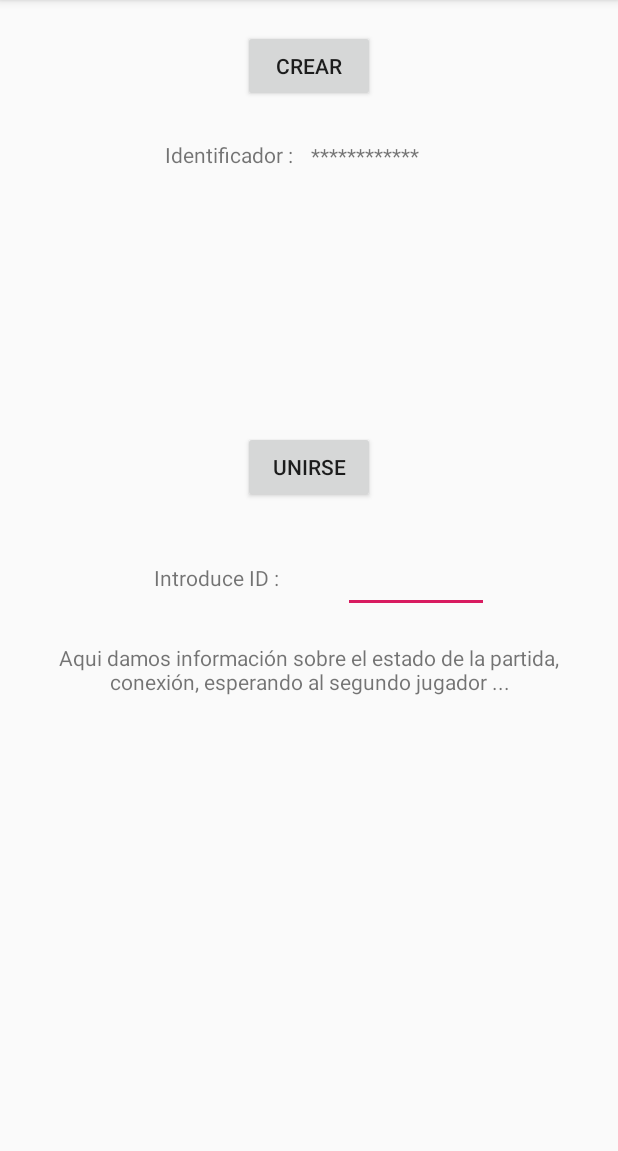
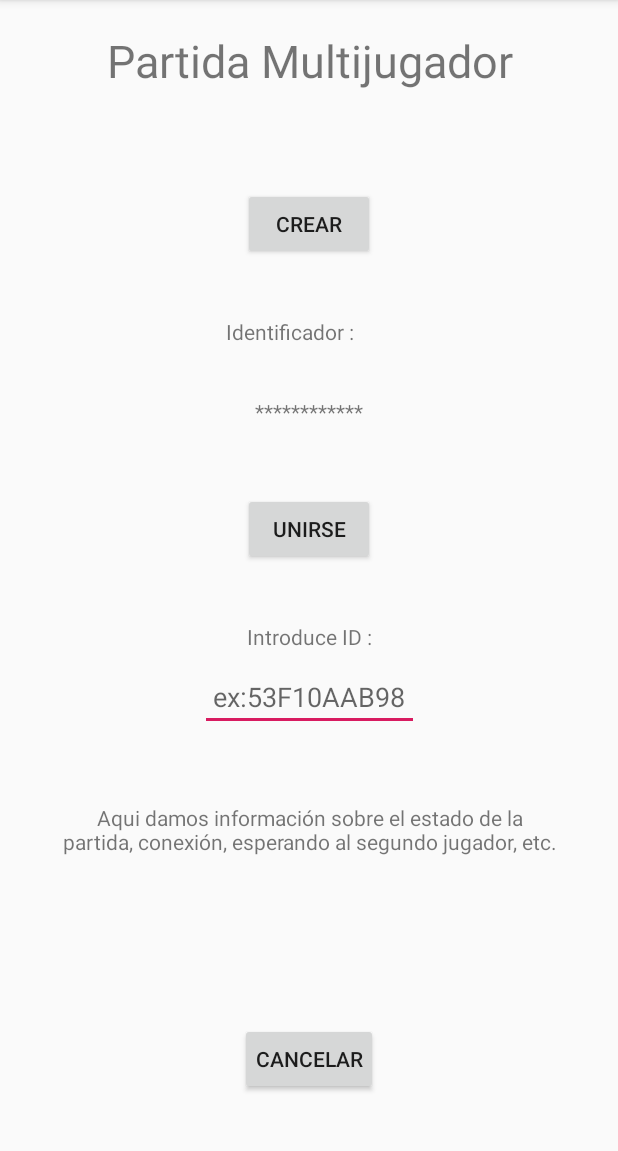
Before and after one commit to davidFernandez99/BetweenOpposites, an Android app: the PantallaDosJugadores screen opened directly, with no data from a screen before it, on a phone screen of 412 x 824 dp, the part 84-1235 px from its top. Run offline under Robolectric (Android 15) with nearby library versions, the phone set to English and light mode, and no system bars.

Commit message:
#5 v2.0 Pantalla Dos Jugadores Actualizacion final de la estructuda del layout de la pantalla para crear o unirse a partidas de 2 jugadores.

```diff
--- a/app/src/main/java/grup05/pis2018/ub/edu/betweenopposites/MainActivity.kt
+++ b/app/src/main/java/grup05/pis2018/ub/edu/betweenopposites/MainActivity.kt
@@ -10,10 +10,7 @@ import android.os.Bundle
  *  Joan Martín Martrus
  *  Albert Pérez Costa
  *  David Fernández Fernández
- *  TODO: Que cada uno ponga aqui su nombre para hacer comprovar que nos funciona a todos.
  */
-
-/*TODO: PARA HACER LOS COMITS INTENTAD PONER EL #"numero tasca" DONDE el numero de la tasca SE IDENTIFICA CON LA TASCA QUE ESTÀ ASSIGNADA ej; #2 -> es Crear Proyecto*/
 
 class MainActivity : AppCompatActivity() {
 
--- a/app/src/main/res/layout/activity_pantalla_dos_jugadores.xml
+++ b/app/src/main/res/layout/activity_pantalla_dos_jugadores.xml
@@ -11,13 +11,17 @@
         android:gravity="center|top"
         android:padding="20dp"
         android:id="@+id/linearLayout">
+    <TextView android:layout_width="match_parent"
+              android:id="@+id/titleText_dosJugadores" android:text="@string/titleTxt_dosJ"
+              android:layout_height="95dp" android:textAlignment="center" android:textSize="30sp"/>
+
     <Button android:layout_width="wrap_content" android:layout_height="wrap_content"
             android:id="@+id/dosJ_btnCrearPartida"
             android:text="@string/dosJ_txt_btnCrearPartida"
             android:gravity="center"
 
 
-    />
+            android:layout_margin="10dp"/>
 
     <android.support.constraint.ConstraintLayout
             android:layout_width="match_parent" android:layout_height="wrap_content"
@@ -29,25 +33,24 @@
             android:orientation="horizontal"
 
             android:backgroundTint="@android:color/darker_gray"
-    >
+            android:layout_margin="10dp">
         <!-- Ponemos la visibilidad en gone inicialmente cuando se entra a esta pantalla,
              onCLick del boton crear su visibilidad se activarà de nuevo-->
 
-        <TextView android:layout_width="wrap_content" android:layout_height="wrap_content"
+        <TextView android:layout_width="111dp" android:layout_height="31dp"
                   android:id="@+id/id_tag_dosJ"
                   android:text="@string/ID_dosJ"
-                  app:layout_constraintStart_toStartOf="parent"
-                  android:layout_marginStart="80dp" android:layout_marginTop="10dp"
-                  app:layout_constraintTop_toTopOf="parent" android:layout_marginBottom="10dp"
-                  app:layout_constraintBottom_toBottomOf="parent"
-        />
-        <TextView android:layout_width="wrap_content" android:layout_height="wrap_content"
+                  android:elevation="0dp"
+                  app:layout_constraintStart_toStartOf="parent" android:layout_marginStart="8dp"
+                  app:layout_constraintEnd_toEndOf="parent" android:layout_marginEnd="8dp"
+                  android:layout_marginTop="8dp" app:layout_constraintTop_toTopOf="parent"/>
+        <TextView android:layout_width="181dp" android:layout_height="48dp"
                   android:id="@+id/dar_id_dosJ"
                   android:text="@string/damos_ID"
-                  app:layout_constraintBottom_toBottomOf="parent"
-                  android:layout_marginBottom="14dp" app:layout_constraintTop_toTopOf="parent"
-                  android:layout_marginTop="16dp" app:layout_constraintStart_toEndOf="@+id/id_tag_dosJ"
-                  android:layout_marginStart="12dp" app:layout_constraintVertical_bias="0.45"/>
+                  app:layout_constraintEnd_toEndOf="parent"
+                  android:layout_marginEnd="8dp" app:layout_constraintStart_toStartOf="parent"
+                  android:layout_marginStart="8dp" android:layout_marginTop="8dp"
+                  app:layout_constraintTop_toBottomOf="@+id/id_tag_dosJ" android:gravity="center"/>
 
     </android.support.constraint.ConstraintLayout>
 
@@ -56,8 +59,7 @@
             android:text="@string/dosJ_txt_btnUnirsePartida"
             android:gravity="center"
 
-            android:layout_marginTop="150dp"
-    />
+            android:padding="10dp" android:layout_margin="10dp"/>
 
     <android.support.constraint.ConstraintLayout
             android:layout_width="match_parent" android:layout_height="wrap_content"
@@ -69,7 +71,7 @@
             android:orientation="horizontal"
 
             android:backgroundTint="@android:color/darker_gray"
-    >
+            android:layout_margin="10dp">
         <!-- Ponemos la visibilidad en gone inicialmente cuando se entra a esta pantalla,
          onCLick del boton crear su visibilidad se activarà de nuevo-->
 
@@ -77,22 +79,24 @@
                   android:id="@+id/idUnirse_tag_dosJ"
                   android:text="@string/intro_ID_dosJ"
 
-                  app:layout_constraintTop_toTopOf="parent"
-                  android:layout_marginTop="28dp" app:layout_constraintBottom_toBottomOf="parent"
-                  android:layout_marginBottom="16dp" app:layout_constraintVertical_bias="0.2"
-                  app:layout_constraintStart_toStartOf="parent" android:layout_marginStart="86dp"
-                  app:layout_constraintEnd_toStartOf="@+id/poner_id_dosJ" android:layout_marginEnd="23dp"/>
+                  app:layout_constraintEnd_toEndOf="parent"
+                  android:layout_marginEnd="8dp" app:layout_constraintStart_toStartOf="parent"
+                  android:layout_marginStart="8dp" android:layout_marginTop="8dp"
+                  app:layout_constraintTop_toTopOf="parent"/>
 
-        <EditText android:layout_width="97dp" android:layout_height="wrap_content"
+        <EditText android:layout_width="146dp" android:layout_height="wrap_content"
                   android:id="@+id/poner_id_dosJ"
+                  android:inputType="textPassword"
+                  android:gravity="center"
 
+                  android:hint="@string/ejemplo_ID_partida2J"
                   android:autofillHints="@string/autofill_ID"
 
-                  app:layout_constraintTop_toTopOf="parent"
-                  android:layout_marginTop="18dp" app:layout_constraintBottom_toBottomOf="parent"
-                  android:layout_marginBottom="10dp" app:layout_constraintVertical_bias="0.3"
-                  app:layout_constraintEnd_toEndOf="parent" android:layout_marginEnd="70dp"
-                  app:layout_constraintStart_toEndOf="@+id/idUnirse_tag_dosJ" android:layout_marginStart="19dp"/>
+                  app:layout_constraintEnd_toEndOf="parent"
+                  android:layout_marginEnd="8dp" app:layout_constraintStart_toStartOf="parent"
+                  android:layout_marginStart="8dp" android:layout_marginTop="8dp"
+                  app:layout_constraintTop_toBottomOf="@+id/idUnirse_tag_dosJ" android:layout_marginBottom="8dp"
+                  app:layout_constraintBottom_toBottomOf="parent"/>
 
     </android.support.constraint.ConstraintLayout>
 
@@ -100,6 +104,27 @@
               android:id="@+id/txt_info_2jug"
               android:text="@string/informacion_conexion_2jug"
               android:gravity="center|top"
-    />
+              android:padding="10dp" android:layout_margin="10dp"/>
+
+    <android.support.constraint.ConstraintLayout
+            android:layout_width="match_parent"
+            android:layout_height="match_parent"
+            android:layout_gravity="center"
+            android:layout_margin="10dp">
+        <Button android:layout_width="wrap_content" android:layout_height="wrap_content"
+                android:id="@+id/btn_cancelar_dosJ" android:text="@string/txt_btn_cancelar_dosJ"
+                android:gravity="center" android:padding="10dp" android:layout_marginEnd="8dp"
+                app:layout_constraintEnd_toEndOf="parent" android:layout_marginStart="8dp"
+                app:layout_constraintStart_toStartOf="parent" android:layout_marginTop="8dp"
+                app:layout_constraintTop_toTopOf="parent" android:layout_marginBottom="8dp"
+                app:layout_constraintBottom_toBottomOf="parent" app:layout_constraintVertical_bias="1.0"/>
+        <android.support.constraint.Guideline android:layout_width="wrap_content" android:layout_height="wrap_content"
+                                              android:id="@+id/guideline" app:layout_constraintGuide_begin="16dp"
+                                              android:orientation="vertical"/>
+        <android.support.constraint.Guideline android:layout_width="wrap_content" android:layout_height="wrap_content"
+                                              android:id="@+id/guideline2" app:layout_constraintGuide_begin="20dp"
+                                              android:orientation="horizontal"/>
+
+    </android.support.constraint.ConstraintLayout>
 
 </LinearLayout>
--- a/app/src/main/res/values/strings.xml
+++ b/app/src/main/res/values/strings.xml
@@ -10,6 +10,9 @@
     <string name="intro_ID_dosJ">Introduce ID :</string>
     <string name="autofill_ID">Introduce la ID de la partida</string>
     <string name="informacion_conexion_2jug">Aqui damos información sobre el estado de la partida, conexión, esperando
-        al segundo jugador ...
+        al segundo jugador, etc.
     </string>
+    <string name="txt_btn_cancelar_dosJ">Cancelar</string>
+    <string name="titleTxt_dosJ">Partida Multijugador</string>
+    <string name="ejemplo_ID_partida2J">ex:53F10AAB98</string>
 </resources>
```
